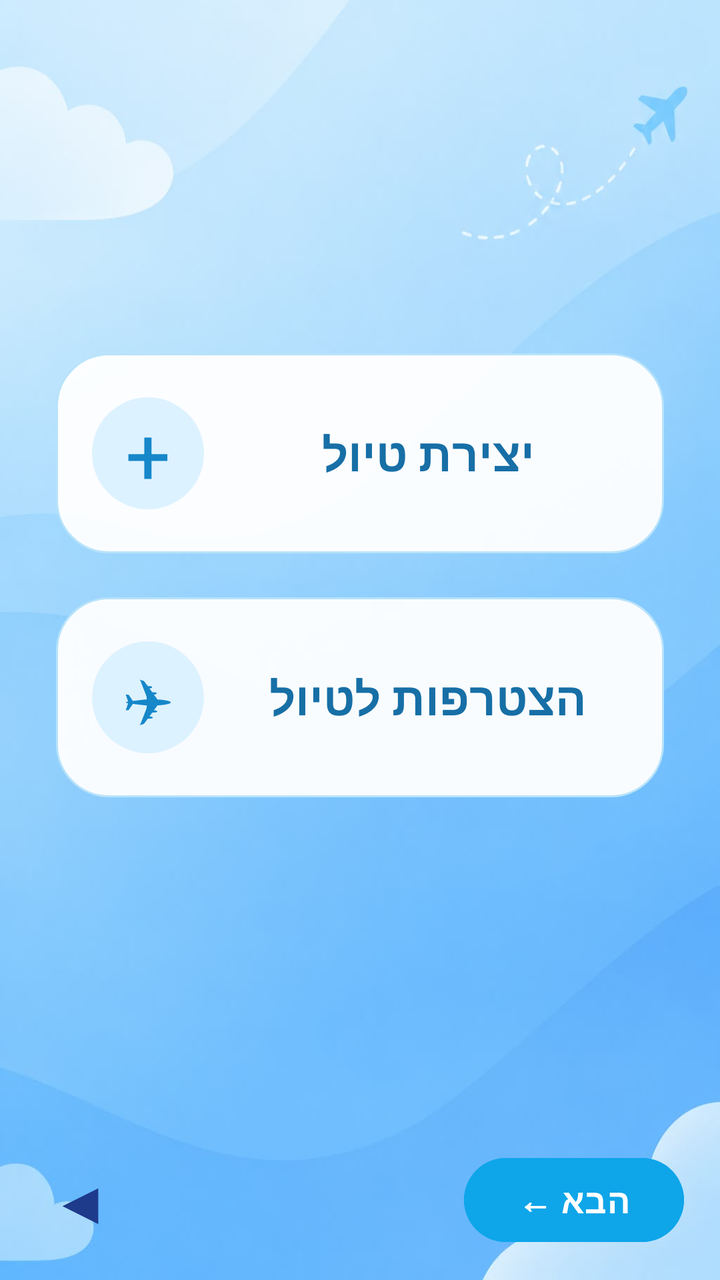
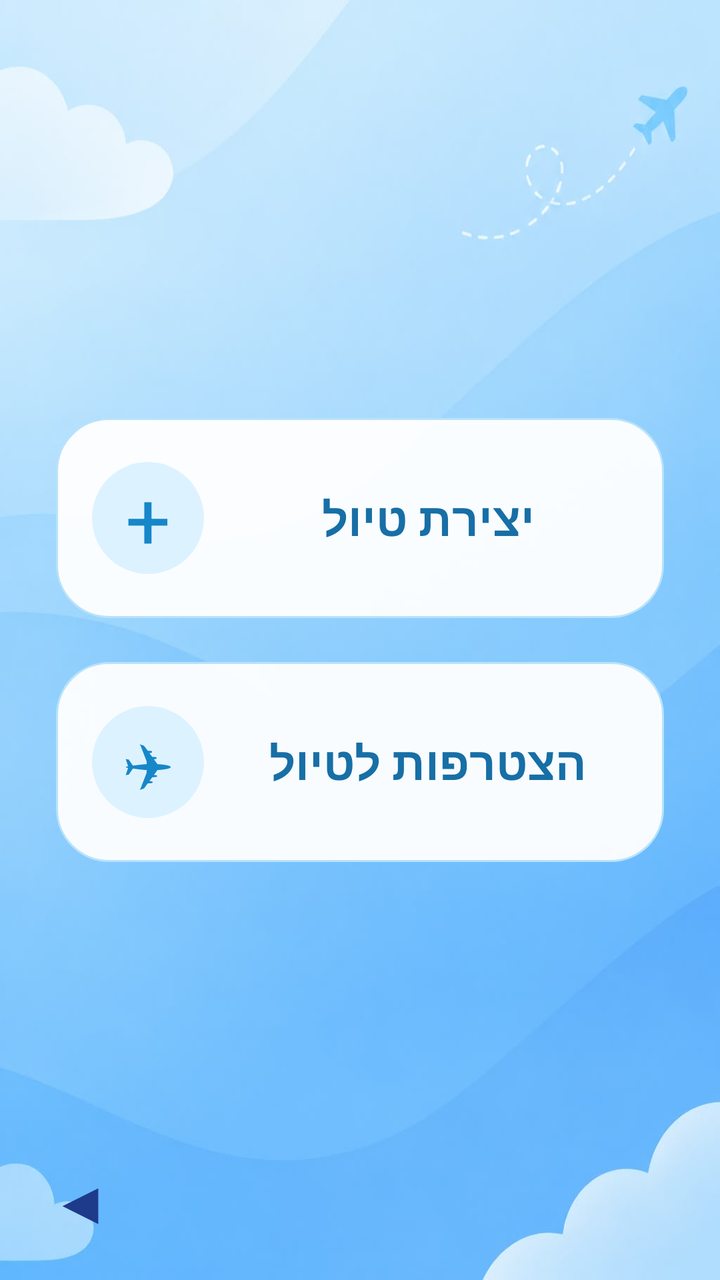

Screens rendered from an Android XML layout before and after an edit, with the pre-edit source and the edit as a unified diff.
<!-- AndroidManifest.xml: application theme Theme.SyncIt1 -->
<!-- res/layout/activity_home.xml -->
<?xml version="1.0" encoding="utf-8"?>
<androidx.constraintlayout.widget.ConstraintLayout
    xmlns:android="http://schemas.android.com/apk/res/android"
    xmlns:app="http://schemas.android.com/apk/res-auto"
    xmlns:tools="http://schemas.android.com/tools"
    android:id="@+id/main"
    android:layout_width="match_parent"
    android:layout_height="match_parent"
    android:background="@drawable/home"
    tools:context=".HomeActivity">

    
    <TextView
        android:id="@+id/btnBack"
        android:layout_width="50dp"
        android:layout_height="50dp"
        android:text="◀"
        android:textColor="#1E3A8A"
        android:textSize="30sp"
        android:gravity="center"
        android:clickable="true"
        android:focusable="true"
        app:layout_constraintLeft_toLeftOf="parent"
        app:layout_constraintBottom_toBottomOf="parent"
        android:layout_marginLeft="15dp"
        android:layout_marginBottom="15dp" />

    
    <Button
        android:id="@+id/btnNextMyTrips"
        android:layout_width="110dp"
        android:layout_height="50dp"
        android:text="הבא ←"
        android:textColor="#FFFFFF"
        android:textSize="17sp"
        android:textStyle="bold"
        android:backgroundTint="#0EA5E9"
        android:layout_marginEnd="18dp"
        android:layout_marginBottom="15dp"
        app:layout_constraintRight_toRightOf="parent"
        app:layout_constraintBottom_toBottomOf="parent" />

    
    <LinearLayout
        android:id="@+id/btnCreateTrip"
        android:layout_width="0dp"
        android:layout_height="100dp"
        android:layout_marginStart="28dp"
        android:layout_marginEnd="28dp"
        android:background="@drawable/trip_button"
        android:gravity="center_vertical"
        android:orientation="horizontal"
        android:padding="18dp"
        android:clickable="true"
        android:focusable="true"
        app:layout_constraintTop_toTopOf="parent"
        app:layout_constraintBottom_toTopOf="@id/btnJoinTrip"
        app:layout_constraintStart_toStartOf="parent"
        app:layout_constraintEnd_toEndOf="parent"
        app:layout_constraintVertical_chainStyle="packed">

        <TextView
            android:layout_width="56dp"
            android:layout_height="56dp"
            android:background="@drawable/trip_icon_circle"
            android:gravity="center"
            android:text="+"
            android:textColor="#1687C9"
            android:textSize="40sp" />

        <TextView
            android:layout_width="0dp"
            android:layout_height="wrap_content"
            android:layout_weight="1"
            android:gravity="center"
            android:layout_marginStart="12dp"
            android:text="יצירת טיול"
            android:textColor="#176FA6"
            android:textSize="23sp"
            android:textStyle="bold" />

    </LinearLayout>

    
    <LinearLayout
        android:id="@+id/btnJoinTrip"
        android:layout_width="0dp"
        android:layout_height="100dp"
        android:layout_marginStart="28dp"
        android:layout_marginTop="22dp"
        android:layout_marginEnd="28dp"
        android:background="@drawable/trip_button"
        android:clickable="true"
        android:focusable="true"
        android:gravity="center_vertical"
        android:orientation="horizontal"
        android:padding="18dp"
        app:layout_constraintBottom_toTopOf="@id/btnNextMyTrips"
        app:layout_constraintEnd_toEndOf="parent"
        app:layout_constraintStart_toStartOf="parent"
        app:layout_constraintTop_toBottomOf="@id/btnCreateTrip" >

        <TextView
            android:layout_width="56dp"
            android:layout_height="56dp"
            android:background="@drawable/trip_icon_circle"
            android:gravity="center"
            android:text="✈"
            android:textColor="#1687C9"
            android:textSize="30sp" />

        <TextView
            android:layout_width="0dp"
            android:layout_height="wrap_content"
            android:layout_marginStart="12dp"
            android:layout_weight="1"
            android:gravity="center"
            android:text="הצטרפות לטיול"
            android:textColor="#176FA6"
            android:textSize="23sp"
            android:textStyle="bold" />

    </LinearLayout>

</androidx.constraintlayout.widget.ConstraintLayout>
<!-- resources referenced by this layout -->
<resources>
  <!-- drawable home: jpeg bitmap (drawable, 26821 bytes) -->
  <!-- drawable trip_button (drawable) -->
  <?xml version="1.0" encoding="utf-8"?>
  <shape xmlns:android="http://schemas.android.com/apk/res/android">
      <solid android:color="#F2FFFFFF" />
      <corners android:radius="26dp" />
      <stroke
          android:width="1dp"
          android:color="#B8E3FA" />
  </shape>
  <!-- drawable trip_icon_circle (drawable) -->
  <?xml version="1.0" encoding="utf-8"?>
  <shape xmlns:android="http://schemas.android.com/apk/res/android">
  
      <solid android:color="#DDF2FF" />
  
      <corners android:radius="28dp" />
  
  </shape>
  <style name="Theme.SyncIt1" parent="Base.Theme.SyncIt1" />
  <style name="Base.Theme.SyncIt1" parent="Theme.Material3.DayNight.NoActionBar">
          
          
      </style>
</resources>

<!-- the commit's change to res/layout/activity_home.xml (unified diff, before → after) -->
@@ -24,21 +24,6 @@
         app:layout_constraintBottom_toBottomOf="parent"
         android:layout_marginLeft="15dp"
         android:layout_marginBottom="15dp" />
-
-    
-    <Button
-        android:id="@+id/btnNextMyTrips"
-        android:layout_width="110dp"
-        android:layout_height="50dp"
-        android:text="הבא ←"
-        android:textColor="#FFFFFF"
-        android:textSize="17sp"
-        android:textStyle="bold"
-        android:backgroundTint="#0EA5E9"
-        android:layout_marginEnd="18dp"
-        android:layout_marginBottom="15dp"
-        app:layout_constraintRight_toRightOf="parent"
-        app:layout_constraintBottom_toBottomOf="parent" />
 
     
     <LinearLayout
@@ -95,10 +80,10 @@
         android:gravity="center_vertical"
         android:orientation="horizontal"
         android:padding="18dp"
-        app:layout_constraintBottom_toTopOf="@id/btnNextMyTrips"
+        app:layout_constraintBottom_toBottomOf="parent"
         app:layout_constraintEnd_toEndOf="parent"
         app:layout_constraintStart_toStartOf="parent"
-        app:layout_constraintTop_toBottomOf="@id/btnCreateTrip" >
+        app:layout_constraintTop_toBottomOf="@id/btnCreateTrip">
 
         <TextView
             android:layout_width="56dp"
